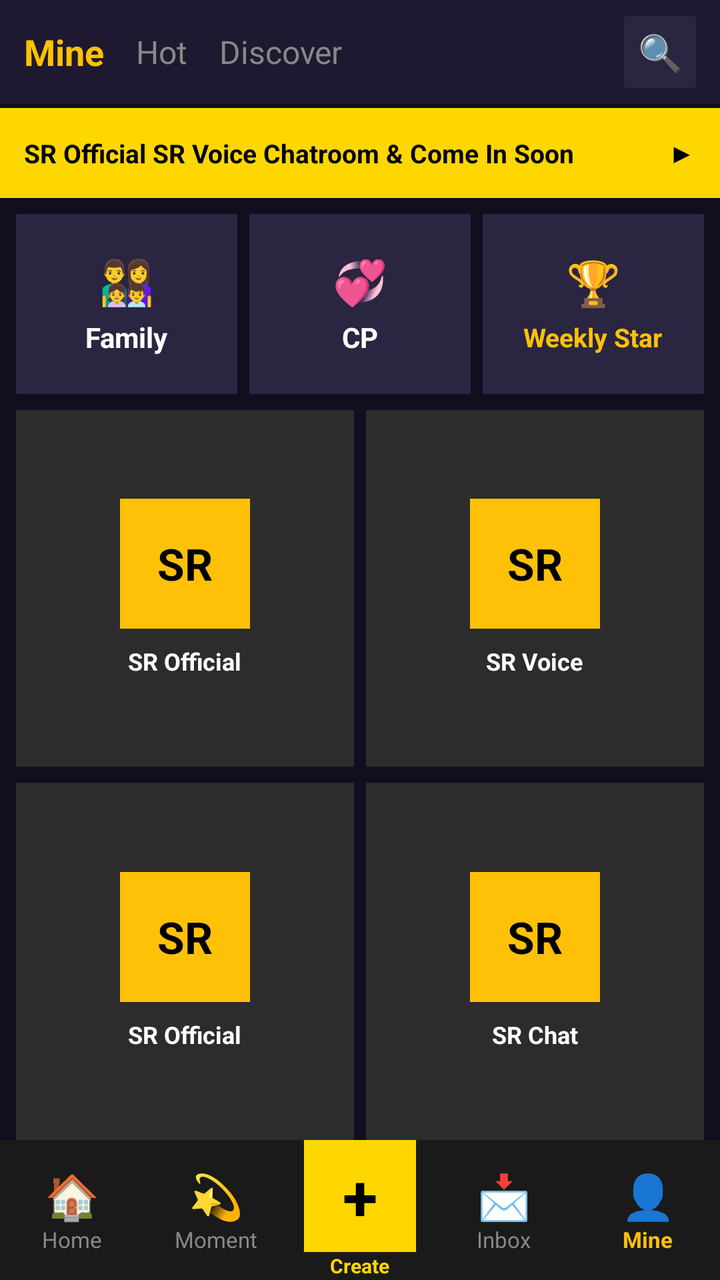
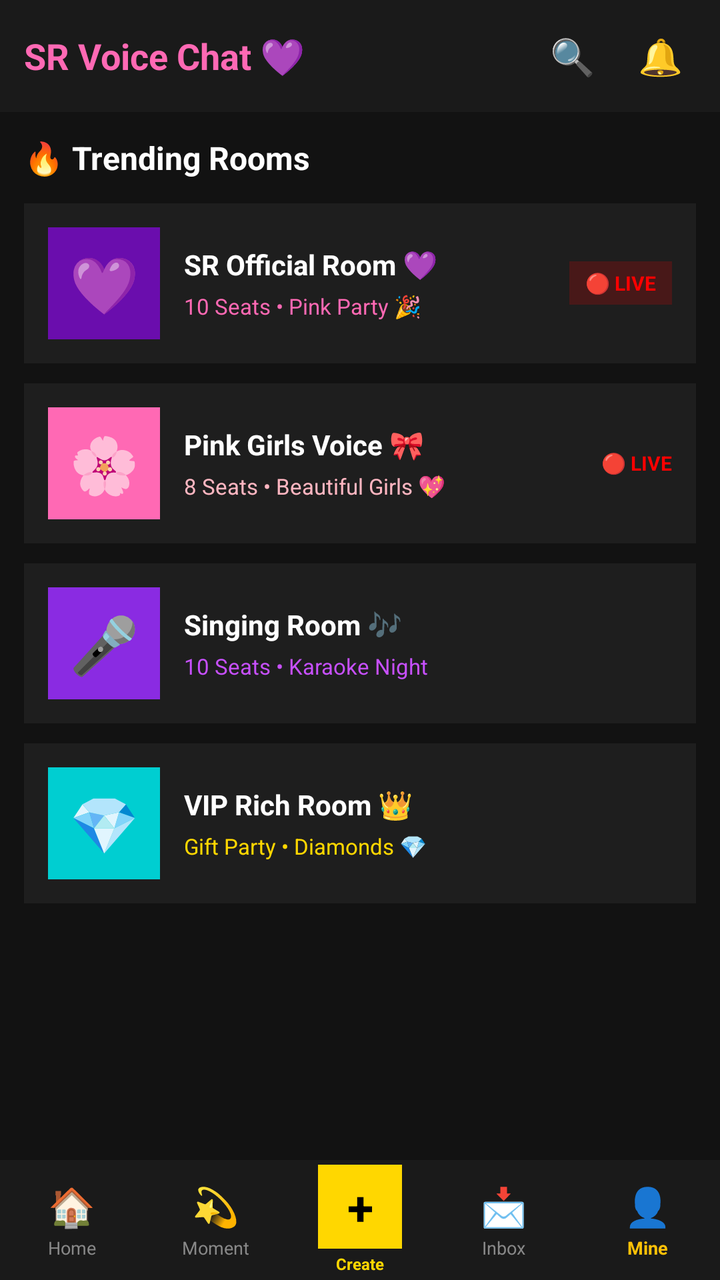

An Android layout rendered at two revisions. The XML below is the earlier revision; the diff shows what the commit changed to produce the second picture.
<!-- AndroidManifest.xml: application theme Theme.SRVoiceChat -->
<!-- res/layout/activity_home.xml -->
<?xml version="1.0" encoding="utf-8"?>
<LinearLayout xmlns:android="http://schemas.android.com/apk/res/android"
    android:layout_width="match_parent"
    android:layout_height="match_parent"
    android:orientation="vertical"
    android:background="#120E1F">

    
    <LinearLayout android:layout_width="match_parent" android:layout_height="52dp" android:orientation="horizontal" android:background="#1E1930" android:gravity="center_vertical" android:paddingLeft="12dp" android:paddingRight="12dp">
        <TextView android:layout_width="wrap_content" android:layout_height="wrap_content" android:text="Mine" android:textColor="#FFC107" android:textStyle="bold" android:textSize="18sp" android:layout_marginRight="16dp"/>
        <TextView android:layout_width="wrap_content" android:layout_height="wrap_content" android:text="Hot" android:textColor="#888888" android:textSize="16sp" android:layout_marginRight="16dp"/>
        <TextView android:layout_width="wrap_content" android:layout_height="wrap_content" android:text="Discover" android:textColor="#888888" android:textSize="16sp"/>
        <View android:layout_width="0dp" android:layout_weight="1" android:layout_height="1dp"/>
        <TextView android:id="@+id/btnSearch" android:layout_width="36dp" android:layout_height="36dp" android:text="🔍" android:gravity="center" android:background="#2A2540" android:textSize="18sp"/>
    </LinearLayout>

    
    <LinearLayout android:layout_width="match_parent" android:layout_height="45dp" android:orientation="horizontal" android:background="#FFD700" android:gravity="center_vertical" android:paddingLeft="12dp" android:paddingRight="12dp" android:layout_marginTop="2dp">
        <TextView android:layout_width="0dp" android:layout_weight="1" android:layout_height="wrap_content" android:text="SR Official SR Voice Chatroom &amp; Come In Soon" android:textColor="#000000" android:textStyle="bold" android:textSize="13sp"/>
        <TextView android:layout_width="wrap_content" android:layout_height="wrap_content" android:text="▶" android:textColor="#000000"/>
    </LinearLayout>

    
    <LinearLayout android:layout_width="match_parent" android:layout_height="90dp" android:orientation="horizontal" android:layout_marginTop="8dp" android:paddingLeft="8dp" android:paddingRight="8dp">
        <LinearLayout android:layout_width="0dp" android:layout_weight="1" android:layout_height="match_parent" android:orientation="vertical" android:background="#2A2540" android:gravity="center" android:layout_marginRight="6dp">
            <TextView android:layout_width="wrap_content" android:layout_height="wrap_content" android:text="👨‍👩‍👧‍👦" android:textSize="22sp"/>
            <TextView android:layout_width="wrap_content" android:layout_height="wrap_content" android:text="Family" android:textColor="#FFFFFF" android:textStyle="bold" android:textSize="14sp" android:layout_marginTop="4dp"/>
        </LinearLayout>
        <LinearLayout android:layout_width="0dp" android:layout_weight="1" android:layout_height="match_parent" android:orientation="vertical" android:background="#2A2540" android:gravity="center" android:layout_marginRight="6dp">
            <TextView android:layout_width="wrap_content" android:layout_height="wrap_content" android:text="💞" android:textSize="22sp"/>
            <TextView android:layout_width="wrap_content" android:layout_height="wrap_content" android:text="CP" android:textColor="#FFFFFF" android:textStyle="bold" android:textSize="14sp" android:layout_marginTop="4dp"/>
        </LinearLayout>
        <LinearLayout android:layout_width="0dp" android:layout_weight="1" android:layout_height="match_parent" android:orientation="vertical" android:background="#2A2540" android:gravity="center">
            <TextView android:layout_width="wrap_content" android:layout_height="wrap_content" android:text="🏆" android:textSize="22sp"/>
            <TextView android:layout_width="wrap_content" android:layout_height="wrap_content" android:text="Weekly Star" android:textColor="#FFC107" android:textStyle="bold" android:textSize="13sp" android:layout_marginTop="4dp"/>
        </LinearLayout>
    </LinearLayout>

    
    <LinearLayout android:layout_width="match_parent" android:layout_height="0dp" android:layout_weight="1" android:orientation="vertical" android:paddingLeft="8dp" android:paddingRight="8dp" android:layout_marginTop="8dp">
        <LinearLayout android:layout_width="match_parent" android:layout_height="0dp" android:layout_weight="1" android:orientation="horizontal" android:layout_marginBottom="8dp">
            <LinearLayout android:id="@+id/room1" android:layout_width="0dp" android:layout_weight="1" android:layout_height="match_parent" android:orientation="vertical" android:background="#2C2C2C" android:gravity="center" android:layout_marginRight="6dp">
                <TextView android:layout_width="65dp" android:layout_height="65dp" android:text="SR" android:background="#FFC107" android:gravity="center" android:textStyle="bold" android:textSize="22sp" android:textColor="#000000"/>
                <TextView android:layout_width="wrap_content" android:layout_height="wrap_content" android:text="SR Official" android:textColor="#FFFFFF" android:textStyle="bold" android:textSize="12sp" android:layout_marginTop="8dp"/>
            </LinearLayout>
            <LinearLayout android:id="@+id/room2" android:layout_width="0dp" android:layout_weight="1" android:layout_height="match_parent" android:orientation="vertical" android:background="#2C2C2C" android:gravity="center">
                <TextView android:layout_width="65dp" android:layout_height="65dp" android:text="SR" android:background="#FFC107" android:gravity="center" android:textStyle="bold" android:textSize="22sp" android:textColor="#000000"/>
                <TextView android:layout_width="wrap_content" android:layout_height="wrap_content" android:text="SR Voice" android:textColor="#FFFFFF" android:textStyle="bold" android:textSize="12sp" android:layout_marginTop="8dp"/>
            </LinearLayout>
        </LinearLayout>
        <LinearLayout android:layout_width="match_parent" android:layout_height="0dp" android:layout_weight="1" android:orientation="horizontal">
            <LinearLayout android:id="@+id/room3" android:layout_width="0dp" android:layout_weight="1" android:layout_height="match_parent" android:orientation="vertical" android:background="#2C2C2C" android:gravity="center" android:layout_marginRight="6dp">
                <TextView android:layout_width="65dp" android:layout_height="65dp" android:text="SR" android:background="#FFC107" android:gravity="center" android:textStyle="bold" android:textSize="22sp" android:textColor="#000000"/>
                <TextView android:layout_width="wrap_content" android:layout_height="wrap_content" android:text="SR Official" android:textColor="#FFFFFF" android:textStyle="bold" android:textSize="12sp" android:layout_marginTop="8dp"/>
            </LinearLayout>
            <LinearLayout android:id="@+id/room4" android:layout_width="0dp" android:layout_weight="1" android:layout_height="match_parent" android:orientation="vertical" android:background="#2C2C2C" android:gravity="center">
                <TextView android:layout_width="65dp" android:layout_height="65dp" android:text="SR" android:background="#FFC107" android:gravity="center" android:textStyle="bold" android:textSize="22sp" android:textColor="#000000"/>
                <TextView android:layout_width="wrap_content" android:layout_height="wrap_content" android:text="SR Chat" android:textColor="#FFFFFF" android:textStyle="bold" android:textSize="12sp" android:layout_marginTop="8dp"/>
            </LinearLayout>
        </LinearLayout>
    </LinearLayout>

    
    <LinearLayout android:layout_width="match_parent" android:layout_height="70dp" android:orientation="horizontal" android:background="#1A1A1A" android:gravity="center_vertical">

        <LinearLayout android:layout_width="0dp" android:layout_weight="1" android:layout_height="match_parent" android:orientation="vertical" android:gravity="center">
            <TextView android:layout_width="wrap_content" android:layout_height="wrap_content" android:text="🏠" android:textSize="22sp"/>
            <TextView android:layout_width="wrap_content" android:layout_height="wrap_content" android:text="Home" android:textColor="#888888" android:textSize="11sp"/>
        </LinearLayout>

        <LinearLayout android:layout_width="0dp" android:layout_weight="1" android:layout_height="match_parent" android:orientation="vertical" android:gravity="center">
            <TextView android:layout_width="wrap_content" android:layout_height="wrap_content" android:text="💫" android:textSize="22sp"/>
            <TextView android:layout_width="wrap_content" android:layout_height="wrap_content" android:text="Moment" android:textColor="#888888" android:textSize="11sp"/>
        </LinearLayout>

        
        <LinearLayout android:layout_width="0dp" android:layout_weight="1" android:layout_height="match_parent" android:orientation="vertical" android:gravity="center">
            <TextView android:id="@+id/btnPlus" android:layout_width="56dp" android:layout_height="56dp" android:text="+" android:textColor="#000000" android:textStyle="bold" android:textSize="32sp" android:gravity="center" android:background="#FFD700"/>
            <TextView android:layout_width="wrap_content" android:layout_height="wrap_content" android:text="Create" android:textColor="#FFD700" android:textSize="10sp" android:textStyle="bold"/>
        </LinearLayout>

        <LinearLayout android:layout_width="0dp" android:layout_weight="1" android:layout_height="match_parent" android:orientation="vertical" android:gravity="center">
            <TextView android:layout_width="wrap_content" android:layout_height="wrap_content" android:text="📩" android:textSize="22sp"/>
            <TextView android:layout_width="wrap_content" android:layout_height="wrap_content" android:text="Inbox" android:textColor="#888888" android:textSize="11sp"/>
        </LinearLayout>

        <LinearLayout android:layout_width="0dp" android:layout_weight="1" android:layout_height="match_parent" android:orientation="vertical" android:gravity="center">
            <TextView android:layout_width="wrap_content" android:layout_height="wrap_content" android:text="👤" android:textSize="22sp"/>
            <TextView android:layout_width="wrap_content" android:layout_height="wrap_content" android:text="Mine" android:textColor="#FFC107" android:textStyle="bold" android:textSize="11sp"/>
        </LinearLayout>

    </LinearLayout>
</LinearLayout>
<!-- resources referenced by this layout -->
<resources>
  <style name="Theme.SRVoiceChat" parent="Theme.Material3.DayNight.NoActionBar">
          <item name="colorPrimary">#FF4081</item>
          <item name="android:statusBarColor">#FF4081</item>
          <item name="android:windowLightStatusBar">true</item>
      </style>
</resources>

<!-- the commit's change to res/layout/activity_home.xml (unified diff, before → after) -->
@@ -3,90 +3,85 @@
     android:layout_width="match_parent"
     android:layout_height="match_parent"
     android:orientation="vertical"
-    android:background="#120E1F">
+    android:background="#121212">
 
     
-    <LinearLayout android:layout_width="match_parent" android:layout_height="52dp" android:orientation="horizontal" android:background="#1E1930" android:gravity="center_vertical" android:paddingLeft="12dp" android:paddingRight="12dp">
-        <TextView android:layout_width="wrap_content" android:layout_height="wrap_content" android:text="Mine" android:textColor="#FFC107" android:textStyle="bold" android:textSize="18sp" android:layout_marginRight="16dp"/>
-        <TextView android:layout_width="wrap_content" android:layout_height="wrap_content" android:text="Hot" android:textColor="#888888" android:textSize="16sp" android:layout_marginRight="16dp"/>
-        <TextView android:layout_width="wrap_content" android:layout_height="wrap_content" android:text="Discover" android:textColor="#888888" android:textSize="16sp"/>
-        <View android:layout_width="0dp" android:layout_weight="1" android:layout_height="1dp"/>
-        <TextView android:id="@+id/btnSearch" android:layout_width="36dp" android:layout_height="36dp" android:text="🔍" android:gravity="center" android:background="#2A2540" android:textSize="18sp"/>
+    <LinearLayout android:layout_width="match_parent" android:layout_height="56dp" android:orientation="horizontal" android:background="#1A1A1A" android:gravity="center_vertical" android:paddingLeft="12dp" android:paddingRight="12dp">
+        <TextView android:layout_width="wrap_content" android:layout_height="wrap_content" android:text="SR Voice Chat 💜" android:textColor="#FF69B4" android:textStyle="bold" android:textSize="18sp"/>
+        <TextView android:layout_width="0dp" android:layout_weight="1" android:layout_height="wrap_content"/>
+        <TextView android:layout_width="36dp" android:layout_height="36dp" android:text="🔍" android:gravity="center" android:textSize="18sp"/>
+        <TextView android:layout_width="36dp" android:layout_height="36dp" android:text="🔔" android:gravity="center" android:textSize="18sp" android:layout_marginLeft="8dp"/>
     </LinearLayout>
 
     
-    <LinearLayout android:layout_width="match_parent" android:layout_height="45dp" android:orientation="horizontal" android:background="#FFD700" android:gravity="center_vertical" android:paddingLeft="12dp" android:paddingRight="12dp" android:layout_marginTop="2dp">
-        <TextView android:layout_width="0dp" android:layout_weight="1" android:layout_height="wrap_content" android:text="SR Official SR Voice Chatroom &amp; Come In Soon" android:textColor="#000000" android:textStyle="bold" android:textSize="13sp"/>
-        <TextView android:layout_width="wrap_content" android:layout_height="wrap_content" android:text="▶" android:textColor="#000000"/>
-    </LinearLayout>
+    <ScrollView android:layout_width="match_parent" android:layout_height="0dp" android:layout_weight="1">
+        <LinearLayout android:layout_width="match_parent" android:layout_height="wrap_content" android:orientation="vertical" android:padding="12dp">
+
+            <TextView android:layout_width="wrap_content" android:layout_height="wrap_content" android:text="🔥 Trending Rooms" android:textColor="#FFFFFF" android:textStyle="bold" android:textSize="16sp" android:layout_marginBottom="12dp"/>
+
+            <LinearLayout android:id="@+id/roomCard1" android:layout_width="match_parent" android:layout_height="80dp" android:orientation="horizontal" android:background="#1E1E1E" android:gravity="center_vertical" android:padding="12dp" android:layout_marginBottom="10dp">
+                <TextView android:layout_width="56dp" android:layout_height="56dp" android:text="💜" android:gravity="center" android:background="#6A0DAD" android:textSize="28sp"/>
+                <LinearLayout android:layout_width="0dp" android:layout_weight="1" android:layout_height="wrap_content" android:orientation="vertical" android:layout_marginLeft="12dp">
+                    <TextView android:layout_width="wrap_content" android:layout_height="wrap_content" android:text="SR Official Room 💜" android:textColor="#FFFFFF" android:textStyle="bold" android:textSize="14sp"/>
+                    <TextView android:layout_width="wrap_content" android:layout_height="wrap_content" android:text="10 Seats • Pink Party 🎉" android:textColor="#FF69B4" android:textSize="11sp" android:layout_marginTop="4dp"/>
+                </LinearLayout>
+                <TextView android:layout_width="wrap_content" android:layout_height="wrap_content" android:text="🔴 LIVE" android:textColor="#FF0000" android:textStyle="bold" android:textSize="10sp" android:background="#30FF0000" android:paddingLeft="8dp" android:paddingRight="8dp" android:paddingTop="4dp" android:paddingBottom="4dp"/>
+            </LinearLayout>
+
+            <LinearLayout android:id="@+id/roomCard2" android:layout_width="match_parent" android:layout_height="80dp" android:orientation="horizontal" android:background="#1E1E1E" android:gravity="center_vertical" android:padding="12dp" android:layout_marginBottom="10dp">
+                <TextView android:layout_width="56dp" android:layout_height="56dp" android:text="🌸" android:gravity="center" android:background="#FF69B4" android:textSize="28sp"/>
+                <LinearLayout android:layout_width="0dp" android:layout_weight="1" android:layout_height="wrap_content" android:orientation="vertical" android:layout_marginLeft="12dp">
+                    <TextView android:layout_width="wrap_content" android:layout_height="wrap_content" android:text="Pink Girls Voice 🎀" android:textColor="#FFFFFF" android:textStyle="bold" android:textSize="14sp"/>
+                    <TextView android:layout_width="wrap_content" android:layout_height="wrap_content" android:text="8 Seats • Beautiful Girls 💖" android:textColor="#FFB6C1" android:textSize="11sp" android:layout_marginTop="4dp"/>
+                </LinearLayout>
+                <TextView android:layout_width="wrap_content" android:layout_height="wrap_content" android:text="🔴 LIVE" android:textColor="#FF0000" android:textStyle="bold" android:textSize="10sp"/>
+            </LinearLayout>
+
+            <LinearLayout android:id="@+id/roomCard3" android:layout_width="match_parent" android:layout_height="80dp" android:orientation="horizontal" android:background="#1E1E1E" android:gravity="center_vertical" android:padding="12dp" android:layout_marginBottom="10dp">
+                <TextView android:layout_width="56dp" android:layout_height="56dp" android:text="🎤" android:gravity="center" android:background="#8A2BE2" android:textSize="28sp"/>
+                <LinearLayout android:layout_width="0dp" android:layout_weight="1" android:layout_height="wrap_content" android:orientation="vertical" android:layout_marginLeft="12dp">
+                    <TextView android:layout_width="wrap_content" android:layout_height="wrap_content" android:text="Singing Room 🎶" android:textColor="#FFFFFF" android:textStyle="bold" android:textSize="14sp"/>
+                    <TextView android:layout_width="wrap_content" android:layout_height="wrap_content" android:text="10 Seats • Karaoke Night" android:textColor="#C850FF" android:textSize="11sp" android:layout_marginTop="4dp"/>
+                </LinearLayout>
+            </LinearLayout>
+
+            <LinearLayout android:id="@+id/roomCard4" android:layout_width="match_parent" android:layout_height="80dp" android:orientation="horizontal" android:background="#1E1E1E" android:gravity="center_vertical" android:padding="12dp">
+                <TextView android:layout_width="56dp" android:layout_height="56dp" android:text="💎" android:gravity="center" android:background="#00CED1" android:textSize="28sp"/>
+                <LinearLayout android:layout_width="0dp" android:layout_weight="1" android:layout_height="wrap_content" android:orientation="vertical" android:layout_marginLeft="12dp">
+                    <TextView android:layout_width="wrap_content" android:layout_height="wrap_content" android:text="VIP Rich Room 👑" android:textColor="#FFFFFF" android:textStyle="bold" android:textSize="14sp"/>
+                    <TextView android:layout_width="wrap_content" android:layout_height="wrap_content" android:text="Gift Party • Diamonds 💎" android:textColor="#FFD700" android:textSize="11sp" android:layout_marginTop="4dp"/>
+                </LinearLayout>
+            </LinearLayout>
+
+        </LinearLayout>
+    </ScrollView>
 
     
-    <LinearLayout android:layout_width="match_parent" android:layout_height="90dp" android:orientation="horizontal" android:layout_marginTop="8dp" android:paddingLeft="8dp" android:paddingRight="8dp">
-        <LinearLayout android:layout_width="0dp" android:layout_weight="1" android:layout_height="match_parent" android:orientation="vertical" android:background="#2A2540" android:gravity="center" android:layout_marginRight="6dp">
-            <TextView android:layout_width="wrap_content" android:layout_height="wrap_content" android:text="👨‍👩‍👧‍👦" android:textSize="22sp"/>
-            <TextView android:layout_width="wrap_content" android:layout_height="wrap_content" android:text="Family" android:textColor="#FFFFFF" android:textStyle="bold" android:textSize="14sp" android:layout_marginTop="4dp"/>
-        </LinearLayout>
-        <LinearLayout android:layout_width="0dp" android:layout_weight="1" android:layout_height="match_parent" android:orientation="vertical" android:background="#2A2540" android:gravity="center" android:layout_marginRight="6dp">
-            <TextView android:layout_width="wrap_content" android:layout_height="wrap_content" android:text="💞" android:textSize="22sp"/>
-            <TextView android:layout_width="wrap_content" android:layout_height="wrap_content" android:text="CP" android:textColor="#FFFFFF" android:textStyle="bold" android:textSize="14sp" android:layout_marginTop="4dp"/>
-        </LinearLayout>
-        <LinearLayout android:layout_width="0dp" android:layout_weight="1" android:layout_height="match_parent" android:orientation="vertical" android:background="#2A2540" android:gravity="center">
-            <TextView android:layout_width="wrap_content" android:layout_height="wrap_content" android:text="🏆" android:textSize="22sp"/>
-            <TextView android:layout_width="wrap_content" android:layout_height="wrap_content" android:text="Weekly Star" android:textColor="#FFC107" android:textStyle="bold" android:textSize="13sp" android:layout_marginTop="4dp"/>
-        </LinearLayout>
-    </LinearLayout>
-
-    
-    <LinearLayout android:layout_width="match_parent" android:layout_height="0dp" android:layout_weight="1" android:orientation="vertical" android:paddingLeft="8dp" android:paddingRight="8dp" android:layout_marginTop="8dp">
-        <LinearLayout android:layout_width="match_parent" android:layout_height="0dp" android:layout_weight="1" android:orientation="horizontal" android:layout_marginBottom="8dp">
-            <LinearLayout android:id="@+id/room1" android:layout_width="0dp" android:layout_weight="1" android:layout_height="match_parent" android:orientation="vertical" android:background="#2C2C2C" android:gravity="center" android:layout_marginRight="6dp">
-                <TextView android:layout_width="65dp" android:layout_height="65dp" android:text="SR" android:background="#FFC107" android:gravity="center" android:textStyle="bold" android:textSize="22sp" android:textColor="#000000"/>
-                <TextView android:layout_width="wrap_content" android:layout_height="wrap_content" android:text="SR Official" android:textColor="#FFFFFF" android:textStyle="bold" android:textSize="12sp" android:layout_marginTop="8dp"/>
-            </LinearLayout>
-            <LinearLayout android:id="@+id/room2" android:layout_width="0dp" android:layout_weight="1" android:layout_height="match_parent" android:orientation="vertical" android:background="#2C2C2C" android:gravity="center">
-                <TextView android:layout_width="65dp" android:layout_height="65dp" android:text="SR" android:background="#FFC107" android:gravity="center" android:textStyle="bold" android:textSize="22sp" android:textColor="#000000"/>
-                <TextView android:layout_width="wrap_content" android:layout_height="wrap_content" android:text="SR Voice" android:textColor="#FFFFFF" android:textStyle="bold" android:textSize="12sp" android:layout_marginTop="8dp"/>
-            </LinearLayout>
-        </LinearLayout>
-        <LinearLayout android:layout_width="match_parent" android:layout_height="0dp" android:layout_weight="1" android:orientation="horizontal">
-            <LinearLayout android:id="@+id/room3" android:layout_width="0dp" android:layout_weight="1" android:layout_height="match_parent" android:orientation="vertical" android:background="#2C2C2C" android:gravity="center" android:layout_marginRight="6dp">
-                <TextView android:layout_width="65dp" android:layout_height="65dp" android:text="SR" android:background="#FFC107" android:gravity="center" android:textStyle="bold" android:textSize="22sp" android:textColor="#000000"/>
-                <TextView android:layout_width="wrap_content" android:layout_height="wrap_content" android:text="SR Official" android:textColor="#FFFFFF" android:textStyle="bold" android:textSize="12sp" android:layout_marginTop="8dp"/>
-            </LinearLayout>
-            <LinearLayout android:id="@+id/room4" android:layout_width="0dp" android:layout_weight="1" android:layout_height="match_parent" android:orientation="vertical" android:background="#2C2C2C" android:gravity="center">
-                <TextView android:layout_width="65dp" android:layout_height="65dp" android:text="SR" android:background="#FFC107" android:gravity="center" android:textStyle="bold" android:textSize="22sp" android:textColor="#000000"/>
-                <TextView android:layout_width="wrap_content" android:layout_height="wrap_content" android:text="SR Chat" android:textColor="#FFFFFF" android:textStyle="bold" android:textSize="12sp" android:layout_marginTop="8dp"/>
-            </LinearLayout>
-        </LinearLayout>
-    </LinearLayout>
-
-    
-    <LinearLayout android:layout_width="match_parent" android:layout_height="70dp" android:orientation="horizontal" android:background="#1A1A1A" android:gravity="center_vertical">
+    <LinearLayout android:layout_width="match_parent" android:layout_height="60dp" android:orientation="horizontal" android:background="#1A1A1A" android:gravity="center_vertical">
 
         <LinearLayout android:layout_width="0dp" android:layout_weight="1" android:layout_height="match_parent" android:orientation="vertical" android:gravity="center">
-            <TextView android:layout_width="wrap_content" android:layout_height="wrap_content" android:text="🏠" android:textSize="22sp"/>
-            <TextView android:layout_width="wrap_content" android:layout_height="wrap_content" android:text="Home" android:textColor="#888888" android:textSize="11sp"/>
+            <TextView android:layout_width="wrap_content" android:layout_height="wrap_content" android:text="🏠" android:textSize="19sp"/>
+            <TextView android:layout_width="wrap_content" android:layout_height="wrap_content" android:text="Home" android:textColor="#888888" android:textSize="9sp" android:layout_marginTop="2dp"/>
         </LinearLayout>
 
         <LinearLayout android:layout_width="0dp" android:layout_weight="1" android:layout_height="match_parent" android:orientation="vertical" android:gravity="center">
-            <TextView android:layout_width="wrap_content" android:layout_height="wrap_content" android:text="💫" android:textSize="22sp"/>
-            <TextView android:layout_width="wrap_content" android:layout_height="wrap_content" android:text="Moment" android:textColor="#888888" android:textSize="11sp"/>
-        </LinearLayout>
-
-        
-        <LinearLayout android:layout_width="0dp" android:layout_weight="1" android:layout_height="match_parent" android:orientation="vertical" android:gravity="center">
-            <TextView android:id="@+id/btnPlus" android:layout_width="56dp" android:layout_height="56dp" android:text="+" android:textColor="#000000" android:textStyle="bold" android:textSize="32sp" android:gravity="center" android:background="#FFD700"/>
-            <TextView android:layout_width="wrap_content" android:layout_height="wrap_content" android:text="Create" android:textColor="#FFD700" android:textSize="10sp" android:textStyle="bold"/>
+            <TextView android:layout_width="wrap_content" android:layout_height="wrap_content" android:text="💫" android:textSize="19sp"/>
+            <TextView android:layout_width="wrap_content" android:layout_height="wrap_content" android:text="Moment" android:textColor="#888888" android:textSize="9sp" android:layout_marginTop="2dp"/>
         </LinearLayout>
 
         <LinearLayout android:layout_width="0dp" android:layout_weight="1" android:layout_height="match_parent" android:orientation="vertical" android:gravity="center">
-            <TextView android:layout_width="wrap_content" android:layout_height="wrap_content" android:text="📩" android:textSize="22sp"/>
-            <TextView android:layout_width="wrap_content" android:layout_height="wrap_content" android:text="Inbox" android:textColor="#888888" android:textSize="11sp"/>
+            <TextView android:id="@+id/btnPlus" android:layout_width="42dp" android:layout_height="42dp" android:text="+" android:textColor="#000000" android:textStyle="bold" android:textSize="24sp" android:gravity="center" android:background="#FFD700"/>
+            <TextView android:layout_width="wrap_content" android:layout_height="wrap_content" android:text="Create" android:textColor="#FFD700" android:textSize="8sp" android:textStyle="bold" android:layout_marginTop="2dp"/>
         </LinearLayout>
 
         <LinearLayout android:layout_width="0dp" android:layout_weight="1" android:layout_height="match_parent" android:orientation="vertical" android:gravity="center">
-            <TextView android:layout_width="wrap_content" android:layout_height="wrap_content" android:text="👤" android:textSize="22sp"/>
-            <TextView android:layout_width="wrap_content" android:layout_height="wrap_content" android:text="Mine" android:textColor="#FFC107" android:textStyle="bold" android:textSize="11sp"/>
+            <TextView android:layout_width="wrap_content" android:layout_height="wrap_content" android:text="📩" android:textSize="19sp"/>
+            <TextView android:layout_width="wrap_content" android:layout_height="wrap_content" android:text="Inbox" android:textColor="#888888" android:textSize="9sp" android:layout_marginTop="2dp"/>
+        </LinearLayout>
+
+        <LinearLayout android:layout_width="0dp" android:layout_weight="1" android:layout_height="match_parent" android:orientation="vertical" android:gravity="center">
+            <TextView android:layout_width="wrap_content" android:layout_height="wrap_content" android:text="👤" android:textSize="19sp"/>
+            <TextView android:layout_width="wrap_content" android:layout_height="wrap_content" android:text="Mine" android:textColor="#FFC107" android:textStyle="bold" android:textSize="9sp" android:layout_marginTop="2dp"/>
         </LinearLayout>
 
     </LinearLayout>
